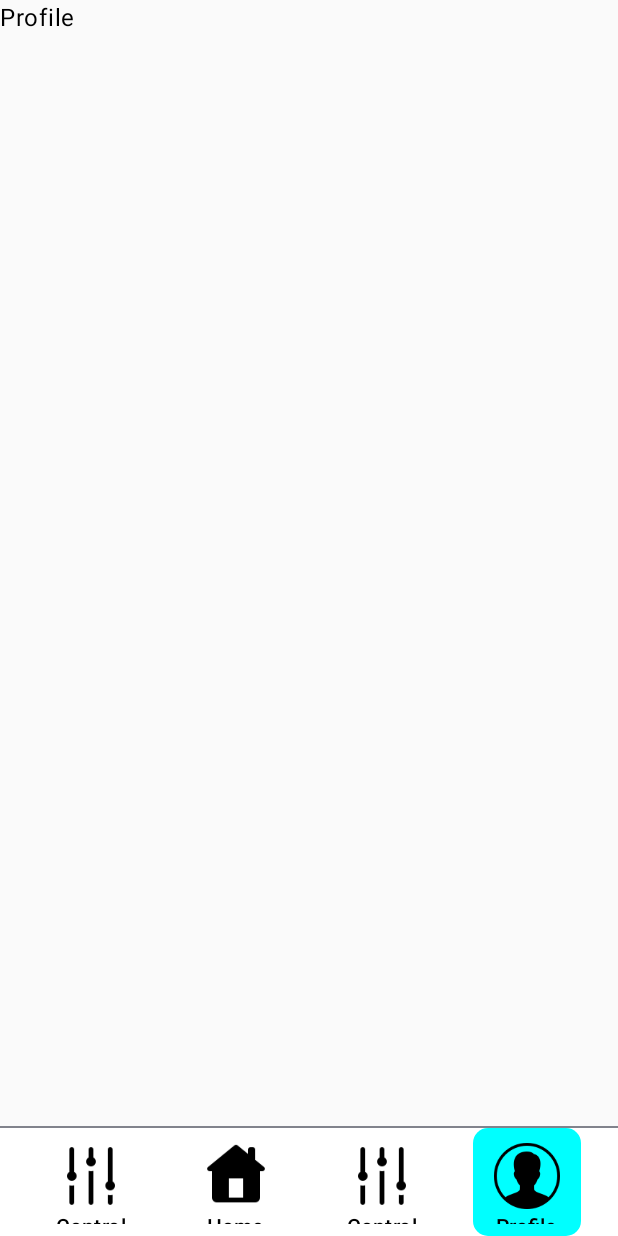
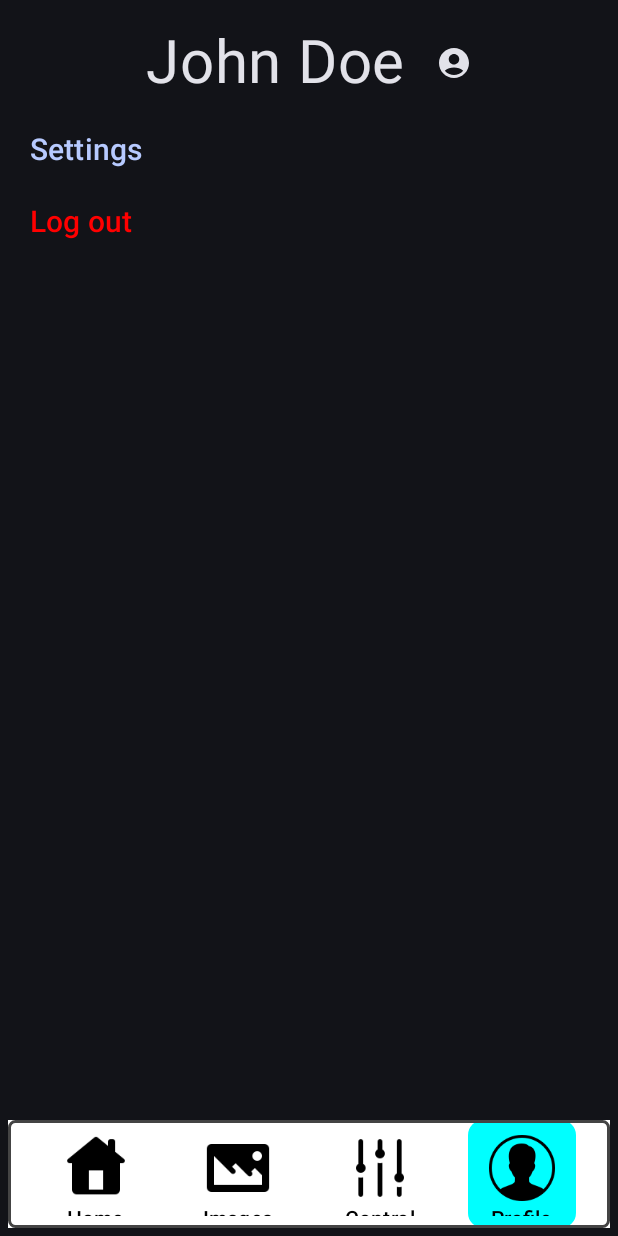
Before and after one commit to Sciencewolf/szakdolgozat-app, an Android app built with Jetpack Compose: the Profile screen opened through its navigation route, on a phone screen of 412 x 824 dp. Run offline under Robolectric (Android 15) with nearby library versions, the phone set to English and light mode, and no system bars; libraries missing offline, so code that uses them is left out: io.github.jan.supabase.

Commit message:
feat: v2024.4.27

```diff
--- a/app/src/main/java/com/sciencewolf/szakdolgozat/MainActivity.kt
+++ b/app/src/main/java/com/sciencewolf/szakdolgozat/MainActivity.kt
@@ -1,9 +1,12 @@
 package com.sciencewolf.szakdolgozat
 
+import android.annotation.SuppressLint
 import android.os.Bundle
 import androidx.activity.ComponentActivity
 import androidx.activity.compose.setContent
 import androidx.compose.foundation.layout.Column
+import androidx.compose.foundation.layout.padding
+import androidx.compose.material3.Scaffold
 import androidx.compose.runtime.Composable
 import androidx.compose.ui.Modifier
 import androidx.navigation.compose.NavHost
@@ -14,6 +17,7 @@ import com.sciencewolf.szakdolgozat.pages.ControlPage
 import com.sciencewolf.szakdolgozat.pages.HomePage
 import com.sciencewolf.szakdolgozat.pages.ImagesPage
 import com.sciencewolf.szakdolgozat.pages.ProfilePage
+import com.sciencewolf.szakdolgozat.pages.SettingsPage
 import com.sciencewolf.szakdolgozat.routing.FOCUS_ON
 import com.sciencewolf.szakdolgozat.routing.Routes
 import com.sciencewolf.szakdolgozat.ui.theme.SzakdolgozatTheme
@@ -30,6 +34,7 @@ class MainActivity : ComponentActivity() {
     private val profilePage = ProfilePage()
     private val navBarComponent = NavBarComponent()
 
+    @SuppressLint("UnusedMaterial3ScaffoldPaddingParameter")
     override fun onCreate(savedInstanceState: Bundle?) {
         val supabase = createSupabaseClient(
             supabaseUrl = resources.getString(R.string.supabaseUrl),
@@ -45,9 +50,10 @@ class MainActivity : ComponentActivity() {
         super.onCreate(savedInstanceState)
         setContent {
             SzakdolgozatTheme(darkTheme = true) {
-                Column(
-                    modifier = Modifier
-                ) {
+                Scaffold {innerPadding ->
+                    Column (
+                        modifier = Modifier.padding(innerPadding)
+                    ){
                         RoutingController(
                             supabase = supabase,
                             homePage = homePage,
@@ -56,6 +62,7 @@ class MainActivity : ComponentActivity() {
                             profilePage = profilePage,
                             navBarComponent = navBarComponent
                         )
+                    }
                 }
             }
         }
@@ -76,17 +83,17 @@ fun RoutingController(
         navController = navController,
         startDestination = Routes.HOME.route
     ) {
+        composable(route = Routes.HOME.route) {
+            homePage.LoadHomePage(supabase = supabase)
+            navBarComponent.NavBar(
+                focusOn = FOCUS_ON.HOME,
+                navController = navController
+            )
+        }
         composable(route = Routes.IMAGES.route) {
             imagesPage.LoadImagesPage(supabase = supabase)
             navBarComponent.NavBar(
                 focusOn = FOCUS_ON.IMAGES,
-                navController = navController
-            )
-        }
-        composable(route = Routes.HOME.route) {
-            homePage.LoadHomePage(supabase = supabase)
-            navBarComponent.NavBar(
-                focusOn = FOCUS_ON.HOME,
                 navController = navController
             )
         }
@@ -104,5 +111,8 @@ fun RoutingController(
                 navController = navController
             )
         }
+        composable(route = Routes.SETTINGS.route) {
+
         }
     }
+}
--- a/app/src/main/java/com/sciencewolf/szakdolgozat/components/NavBarComponent.kt
+++ b/app/src/main/java/com/sciencewolf/szakdolgozat/components/NavBarComponent.kt
@@ -2,15 +2,16 @@ package com.sciencewolf.szakdolgozat.components
 
 import androidx.compose.foundation.Image
 import androidx.compose.foundation.background
+import androidx.compose.foundation.border
 import androidx.compose.foundation.layout.Arrangement
 import androidx.compose.foundation.layout.Column
 import androidx.compose.foundation.layout.Row
 import androidx.compose.foundation.layout.fillMaxSize
 import androidx.compose.foundation.layout.fillMaxWidth
+import androidx.compose.foundation.layout.padding
 import androidx.compose.foundation.layout.size
 import androidx.compose.foundation.shape.RoundedCornerShape
 import androidx.compose.material3.ButtonDefaults
-import androidx.compose.material3.Divider
 import androidx.compose.material3.Text
 import androidx.compose.material3.TextButton
 import androidx.compose.runtime.Composable
@@ -31,15 +32,24 @@ open class NavBarComponent {
         navController: NavController
     ) {
         Column(
-            modifier = Modifier.fillMaxSize(),
+            modifier = Modifier
+                .fillMaxSize()
+                .padding(
+                    vertical = 5.dp,
+                    horizontal = 5.dp
+                ),
             verticalArrangement = Arrangement.Bottom,
             horizontalAlignment = Alignment.CenterHorizontally
         ) {
-            Divider()
             Row(
                 modifier = Modifier
                     .fillMaxWidth()
-                    .background(Color.White),
+                    .background(Color.White)
+                    .border(
+                        2.dp,
+                        Color.DarkGray,
+                        RoundedCornerShape(5.dp)
+                    ),
                 verticalAlignment = Alignment.CenterVertically,
                 horizontalArrangement = Arrangement.SpaceEvenly
             ) {
@@ -47,7 +57,7 @@ open class NavBarComponent {
                     FOCUS_ON.IMAGES -> ImagesElement(navController)
                     FOCUS_ON.HOME -> HomeElement(navController)
                     FOCUS_ON.CONTROL -> ControlElement(navController)
-                    FOCUS_ON.PROFILE -> ProfileElement(navController = navController)
+                    FOCUS_ON.PROFILE -> ProfileElement(navController)
                 }
             }
         }
@@ -57,16 +67,16 @@ open class NavBarComponent {
     fun HomeElement(navController: NavController) {
         ItemUnit(
             navController = navController,
-            imageId = R.drawable.icons8_control_90,
-            text = "Images",
-            isNavigate = true
+            imageId = R.drawable.icons8_home_90,
+            text = "Home",
+            isNavigate = false
         )
 
         ItemUnit(
             navController = navController,
-            imageId = R.drawable.icons8_home_90,
-            text = "Home",
-            isNavigate = false
+            imageId = R.drawable.icons8_image_90,
+            text = "Images",
+            isNavigate = true
         )
 
         ItemUnit(
@@ -88,16 +98,16 @@ open class NavBarComponent {
     fun ImagesElement(navController: NavController) {
         ItemUnit(
             navController = navController,
-            imageId = R.drawable.icons8_control_90,
-            text = "Images",
-            isNavigate = false
+            imageId = R.drawable.icons8_home_90,
+            text = "Home",
+            isNavigate = true
         )
 
         ItemUnit(
             navController = navController,
-            imageId = R.drawable.icons8_home_90,
-            text = "Home",
-            isNavigate = true
+            imageId = R.drawable.icons8_image_90,
+            text = "Images",
+            isNavigate = false
         )
 
         ItemUnit(
@@ -119,15 +129,15 @@ open class NavBarComponent {
     fun ControlElement(navController: NavController) {
         ItemUnit(
             navController = navController,
-            imageId = R.drawable.icons8_control_90,
-            text = "Images",
+            imageId = R.drawable.icons8_home_90,
+            text = "Home",
             isNavigate = true
         )
 
         ItemUnit(
             navController = navController,
-            imageId = R.drawable.icons8_home_90,
-            text = "Home",
+            imageId = R.drawable.icons8_image_90,
+            text = "Images",
             isNavigate = true
         )
 
@@ -150,15 +160,15 @@ open class NavBarComponent {
     fun ProfileElement(navController: NavController) {
         ItemUnit(
             navController = navController,
-            imageId = R.drawable.icons8_control_90,
-            text = "Control",
+            imageId = R.drawable.icons8_home_90,
+            text = "Home",
             isNavigate = true
         )
 
         ItemUnit(
             navController = navController,
-            imageId = R.drawable.icons8_home_90,
-            text = "Home",
+            imageId = R.drawable.icons8_image_90,
+            text = "Images",
             isNavigate = true
         )
 
--- a/app/src/main/java/com/sciencewolf/szakdolgozat/components/ProfileComponent.kt
+++ b/app/src/main/java/com/sciencewolf/szakdolgozat/components/ProfileComponent.kt
@@ -1,11 +1,69 @@
 package com.sciencewolf.szakdolgozat.components
 
+import androidx.compose.foundation.layout.Arrangement
+import androidx.compose.foundation.layout.Column
+import androidx.compose.foundation.layout.Row
+import androidx.compose.foundation.layout.Spacer
+import androidx.compose.foundation.layout.fillMaxSize
+import androidx.compose.foundation.layout.fillMaxWidth
+import androidx.compose.foundation.layout.padding
+import androidx.compose.material.icons.Icons
+import androidx.compose.material.icons.rounded.AccountCircle
+import androidx.compose.material3.Icon
 import androidx.compose.material3.Text
+import androidx.compose.material3.TextButton
 import androidx.compose.runtime.Composable
+import androidx.compose.ui.Alignment
+import androidx.compose.ui.Modifier
+import androidx.compose.ui.graphics.Color
+import androidx.compose.ui.unit.dp
+import androidx.compose.ui.unit.sp
+import androidx.navigation.NavController
 
 open class ProfileComponent {
     @Composable
     fun Profile() {
-        Text(text = "Profile")
+        Column (
+            modifier = Modifier
+                .fillMaxSize()
+                .padding(8.dp)
+        ){
+            Row (
+                modifier = Modifier
+                    .fillMaxWidth()
+                    .padding(10.dp),
+                horizontalArrangement = Arrangement.Center,
+                verticalAlignment = Alignment.CenterVertically
+            ){
+                Text(
+                    text = "John Doe",
+                    fontSize = 40.sp
+                )
+                Spacer(modifier = Modifier.padding(horizontal = 10.dp))
+                Icon(
+                    Icons.Rounded.AccountCircle,
+                    contentDescription = "Profile image"
+                )
+            }
+            Spacer(modifier = Modifier)
+            Column {
+                TextButton(onClick = {
+
+                }) {
+                    Text(
+                        text = "Settings",
+                        fontSize = 20.sp
+                    )
+                }
+                Spacer(modifier = Modifier)
+                TextButton(onClick = { /*TODO*/ }) {
+                    Text(
+                        text = "Log out",
+                        color = Color.Red,
+                        fontSize = 20.sp
+                    )
+                }
+            }
+        }
     }
 }
--- a/app/src/main/java/com/sciencewolf/szakdolgozat/pages/ProfilePage.kt
+++ b/app/src/main/java/com/sciencewolf/szakdolgozat/pages/ProfilePage.kt
@@ -4,10 +4,10 @@ import androidx.compose.runtime.Composable
 import com.sciencewolf.szakdolgozat.components.ProfileComponent
 
 open class ProfilePage {
-    private val settingsComponent = ProfileComponent()
+    private val profileComponent = ProfileComponent()
 
     @Composable
     fun LoadProfile() {
-        settingsComponent.Profile()
+        profileComponent.Profile()
     }
 }
--- a/app/src/main/java/com/sciencewolf/szakdolgozat/routing/Routes.kt
+++ b/app/src/main/java/com/sciencewolf/szakdolgozat/routing/Routes.kt
@@ -5,4 +5,5 @@ sealed class Routes(val route: String) {
     data object IMAGES: Routes("Images")
     data object CONTROL: Routes("Control")
     data object PROFILE: Routes("Profile")
+    data object SETTINGS: Routes("Settings")
 }
```
Also changed, not shown: app/src/main/java/com/sciencewolf/szakdolgozat/components/SettingsComponent.kt (added, +27 -0 lines), app/src/main/java/com/sciencewolf/szakdolgozat/components/ShowLastImageComponent.kt (+3 -4 lines), app/src/main/java/com/sciencewolf/szakdolgozat/components/TopBarComponent.kt (deleted, +0 -59 lines), app/src/main/java/com/sciencewolf/szakdolgozat/pages/HomePage.kt (+2 -8 lines), app/src/main/java/com/sciencewolf/szakdolgozat/pages/SettingsPage.kt (added, +12 -0 lines). Lines whose indentation alone changed are shown as unchanged.
